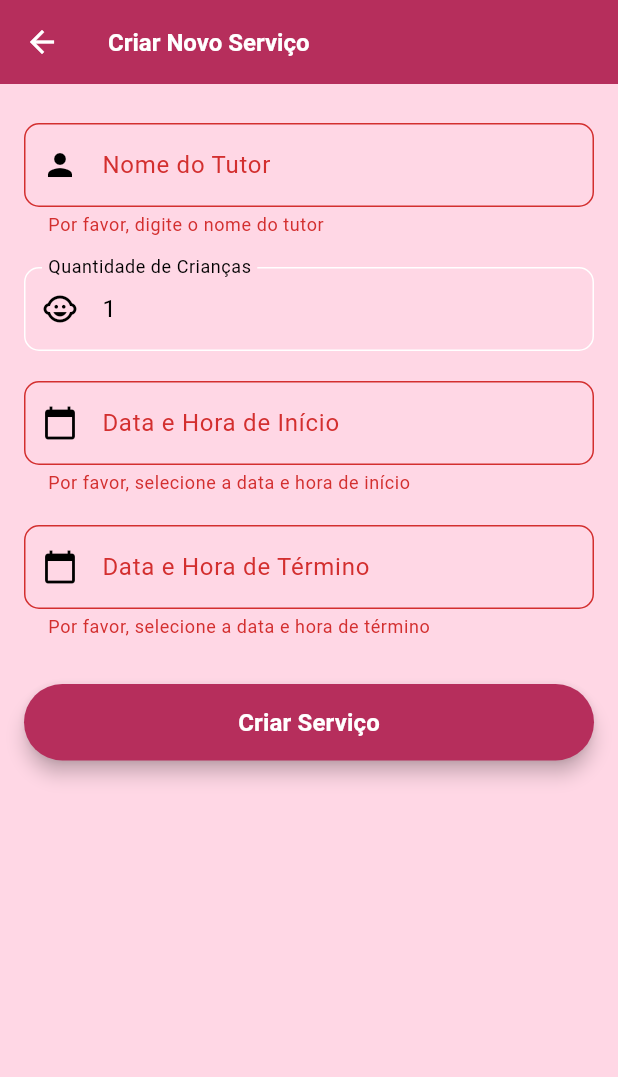
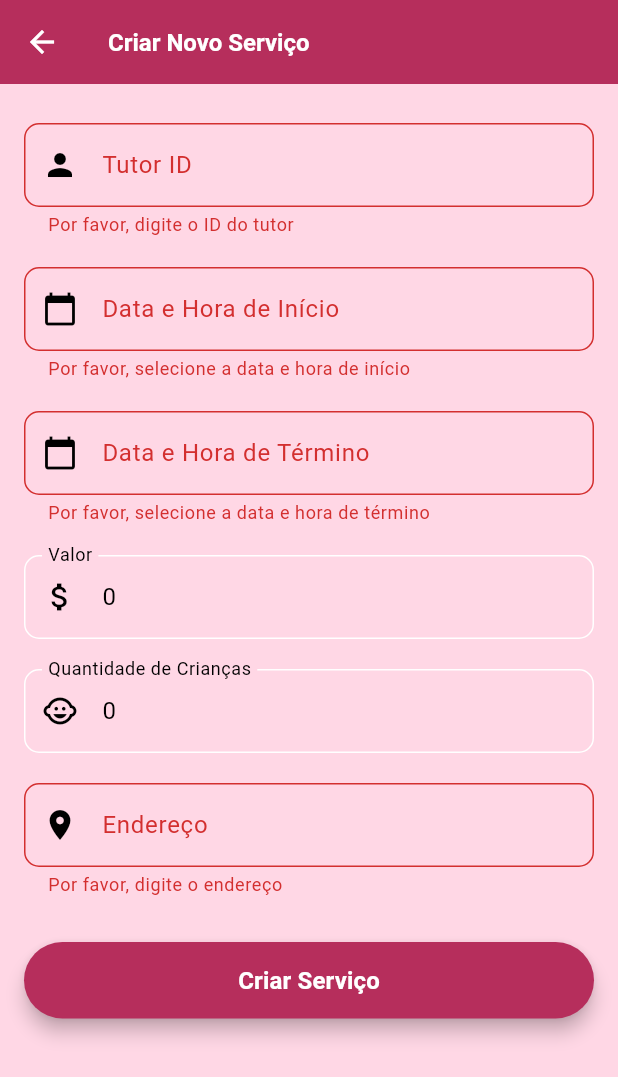
Before and after one commit to GabiiSmithh/BabysitterApp, a Flutter app: the CreateServicePage screen opened directly, after a tap on "Criar Serviço", on a phone screen of 412 x 824 dp. Shown: the top 1077 px of the screen. Run offline on Flutter 3.47's test engine with Material 3 defaults, Android fonts, the phone set to English and light mode, and no system bars; our stand-ins replace flutter_masked_text2; network calls fail.

Commit message:
feat: add service creation

```diff
--- a/client/lib/babysitting-services/create_service_screen.dart
+++ b/client/lib/babysitting-services/create_service_screen.dart
@@ -1,4 +1,6 @@
 import 'package:flutter/material.dart';
+import 'package:http/http.dart' as http;
+import 'dart:convert';
 import 'package:intl/intl.dart';
 
 class CreateServicePage extends StatefulWidget {
@@ -8,12 +10,19 @@ class CreateServicePage extends StatefulWidget {
 
 class _CreateServicePageState extends State<CreateServicePage> {
   final _formKey = GlobalKey<FormState>();
-  String tutorName = '';
-  int numberOfChildren = 1;
-  DateTime? startDate;
-  DateTime? endDate;
-  TextEditingController startDateController = TextEditingController();
-  TextEditingController endDateController = TextEditingController();
+
+  // Initial values for the form fields
+  Map<String, dynamic> formData = {
+    'tutor_id': '',
+    'start_date': '',
+    'end_date': '',
+    'value': 0,
+    'children_count': 0,
+    'address': ''
+  };
+
+  final TextEditingController startDateController = TextEditingController();
+  final TextEditingController endDateController = TextEditingController();
 
   final Color _cursorColor = Color.fromARGB(255, 182, 46, 92);
 
@@ -43,37 +52,32 @@ class _CreateServicePageState extends State<CreateServicePage> {
         child: Form(
           key: _formKey,
           child: ListView(
-            children: [
-              _buildTextField(
-                label: 'Nome do Tutor',
+            children: _buildFormFields(), // Dynamically build form fields
+          ),
+        ),
+      ),
+    );
+  }
+
+  List<Widget> _buildFormFields() {
+    return formData.keys.map((key) {
+      if (key == 'tutor_id') {
+        return _buildTextField(
+          label: 'Tutor ID',
           icon: Icons.person,
           onChanged: (value) {
             setState(() {
-                    tutorName = value ?? '';
+              formData[key] = value ?? '';
             });
           },
           validator: (value) {
             return value!.isEmpty
-                      ? 'Por favor, digite o nome do tutor'
+                ? 'Por favor, digite o ID do tutor'
                 : null;
           },
-              ),
-              _buildNumberField(
-                label: 'Quantidade de Crianças',
-                icon: Icons.child_care,
-                initialValue: numberOfChildren.toString(),
-                onChanged: (value) {
-                  setState(() {
-                    numberOfChildren = int.tryParse(value ?? '1') ?? 1;
-                  });
-                },
-                validator: (value) {
-                  return value!.isEmpty
-                      ? 'Por favor, digite a quantidade de crianças'
-                      : null;
-                },
-              ),
-              _buildDateField(
+        );
+      } else if (key == 'start_date') {
+        return _buildDateField(
           label: 'Data e Hora de Início',
           icon: Icons.calendar_today,
           controller: startDateController,
@@ -81,9 +85,8 @@ class _CreateServicePageState extends State<CreateServicePage> {
             DateTime? pickedDate = await _selectDateTime(context);
             if (pickedDate != null) {
               setState(() {
-                      startDate = pickedDate;
-                      startDateController.text =
-                          DateFormat('dd/MM/yyyy HH:mm').format(startDate!);
+                formData[key] = DateFormat('yyyy-MM-dd').format(pickedDate);
+                startDateController.text = formData[key];
               });
             }
           },
@@ -92,8 +95,9 @@ class _CreateServicePageState extends State<CreateServicePage> {
                 ? 'Por favor, selecione a data e hora de início'
                 : null;
           },
-              ),
-              _buildDateField(
+        );
+      } else if (key == 'end_date') {
+        return _buildDateField(
           label: 'Data e Hora de Término',
           icon: Icons.calendar_today,
           controller: endDateController,
@@ -101,9 +105,8 @@ class _CreateServicePageState extends State<CreateServicePage> {
             DateTime? pickedDate = await _selectDateTime(context);
             if (pickedDate != null) {
               setState(() {
-                      endDate = pickedDate;
-                      endDateController.text =
-                          DateFormat('dd/MM/yyyy HH:mm').format(endDate!);
+                formData[key] = DateFormat('yyyy-MM-dd').format(pickedDate);
+                endDateController.text = formData[key];
               });
             }
           },
@@ -112,16 +115,64 @@ class _CreateServicePageState extends State<CreateServicePage> {
                 ? 'Por favor, selecione a data e hora de término'
                 : null;
           },
-              ),
-              SizedBox(height: 20.0),
+        );
+      } else if (key == 'value') {
+        return _buildNumberField(
+          label: 'Valor',
+          icon: Icons.attach_money,
+          initialValue: formData[key].toString(),
+          onChanged: (value) {
+            setState(() {
+              formData[key] = int.tryParse(value ?? '0') ?? 0;
+            });
+          },
+          validator: (value) {
+            return value!.isEmpty
+                ? 'Por favor, digite o valor'
+                : null;
+          },
+        );
+      } else if (key == 'children_count') {
+        return _buildNumberField(
+          label: 'Quantidade de Crianças',
+          icon: Icons.child_care,
+          initialValue: formData[key].toString(),
+          onChanged: (value) {
+            setState(() {
+              formData[key] = int.tryParse(value ?? '0') ?? 0;
+            });
+          },
+          validator: (value) {
+            return value!.isEmpty
+                ? 'Por favor, digite a quantidade de crianças'
+                : null;
+          },
+        );
+      } else if (key == 'address') {
+        return _buildTextField(
+          label: 'Endereço',
+          icon: Icons.location_on,
+          onChanged: (value) {
+            setState(() {
+              formData[key] = value ?? '';
+            });
+          },
+          validator: (value) {
+            return value!.isEmpty
+                ? 'Por favor, digite o endereço'
+                : null;
+          },
+        );
+      } else {
+        return SizedBox.shrink(); // Skip unknown keys
+      }
+    }).toList()
+      ..add(SizedBox(height: 20.0))
+      ..add(
         ElevatedButton(
           onPressed: () {
             if (_formKey.currentState!.validate()) {
-                    // Process the service creation here
-                    ScaffoldMessenger.of(context).showSnackBar(
-                      SnackBar(content: Text('Serviço Criado com Sucesso!')),
-                    );
-                    Navigator.of(context).pop();
+              _createService();
             }
           },
           style: ElevatedButton.styleFrom(
@@ -141,11 +192,35 @@ class _CreateServicePageState extends State<CreateServicePage> {
             ),
           ),
         ),
-            ],
-          ),
-        ),
-      ),
       );
+  }
+
+  void _createService() async {
+    final url = Uri.parse('http://201.23.18.202:3333/services');
+    final body = json.encode(formData);
+
+    try {
+      final response = await http.post(
+        url,
+        headers: {'Content-Type': 'application/json'},
+        body: body,
+      );
+
+      if (response.statusCode == 201) {
+        ScaffoldMessenger.of(context).showSnackBar(
+          SnackBar(content: Text('Serviço Criado com Sucesso!')),
+        );
+        Navigator.of(context).pop();
+      } else {
+        ScaffoldMessenger.of(context).showSnackBar(
+          SnackBar(content: Text('Falha ao criar serviço.')),
+        );
+      }
+    } catch (e) {
+      ScaffoldMessenger.of(context).showSnackBar(
+        SnackBar(content: Text('Erro: $e')),
+      );
+    }
   }
 
   Widget _buildTextField({
```
Also changed, not shown: client/lib/babysitting-services/list_services_screen.dart (+11 -0 lines). Lines whose indentation alone changed are shown as unchanged.
